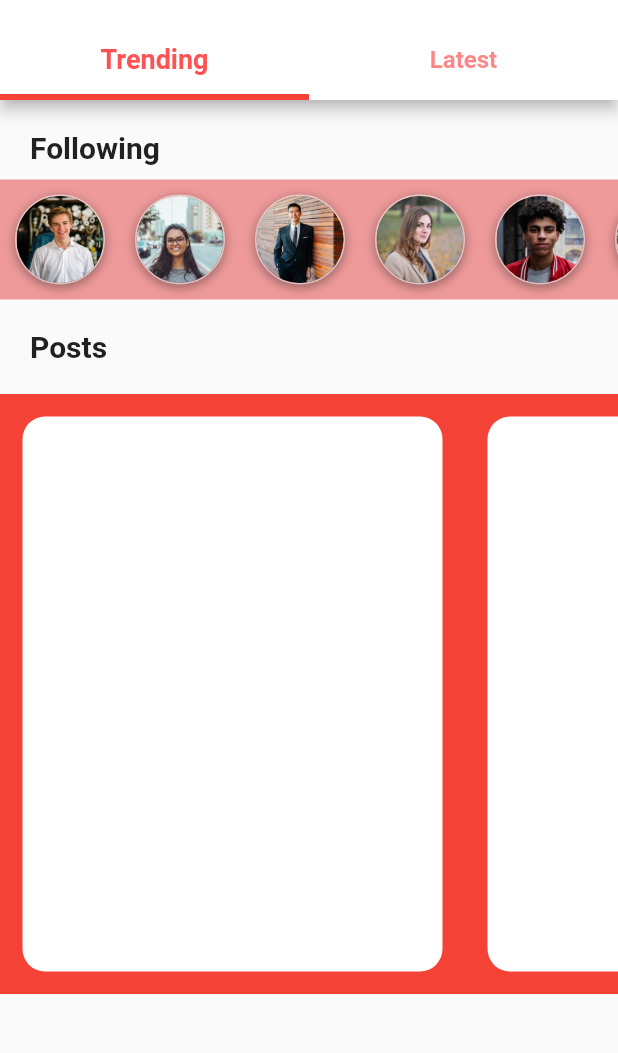
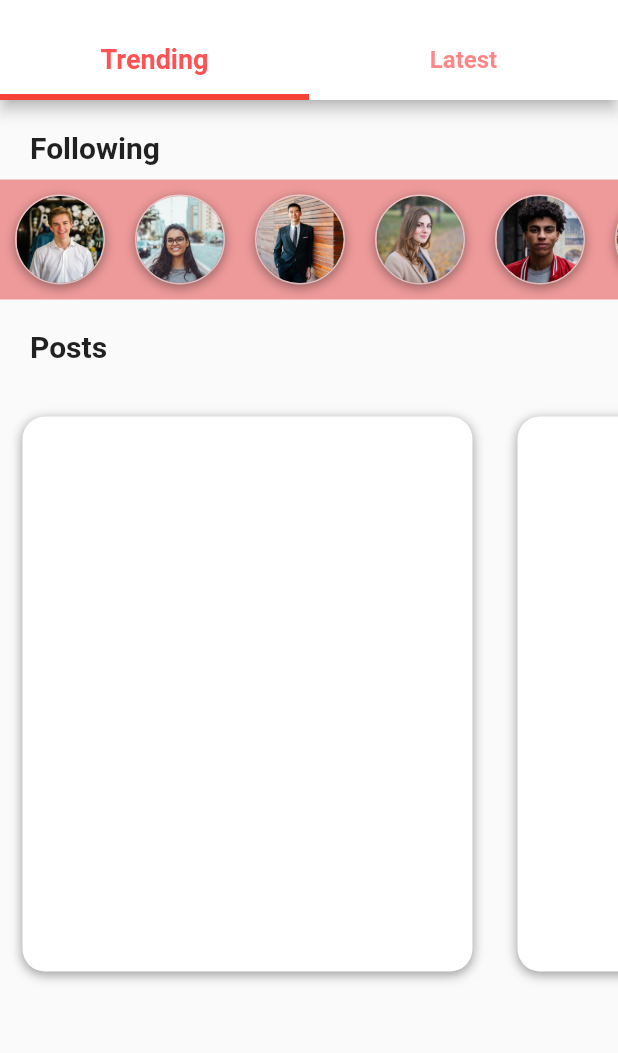
Before and after one commit to Syedzainjeelani/frenzy_social_media_app, a Flutter app: the HomeScreen screen opened directly, on a phone screen of 412 x 824 dp, the part 59-1112 px from its top. Run offline on Flutter 3.47's test engine with Material 2 defaults, Android fonts, the phone set to English and light mode, and no system bars.

Commit message:
Add FollowingUsers and PostsCarousal Widgets

```diff
--- a/lib/screens/home_screen.dart
+++ b/lib/screens/home_screen.dart
@@ -1,7 +1,8 @@
 import 'package:flutter/material.dart';
 import 'package:flutter_social_ui/data/data.dart';
-import 'package:flutter_social_ui/models/user_model.dart';
-import 'package:flutter_social_ui/widgets/following_circle.dart';
+import 'package:flutter_social_ui/models/post_model.dart';
+import 'package:flutter_social_ui/widgets/following_users.dart';
+import 'package:flutter_social_ui/widgets/posts_carousal.dart';
 
 class HomeScreen extends StatefulWidget {
   @override
@@ -11,11 +12,13 @@ class HomeScreen extends StatefulWidget {
 class _HomeScreenState extends State<HomeScreen>
     with SingleTickerProviderStateMixin {
   TabController _tabController;
+  PageController _pageController;
 
   @override
   void initState() {
     super.initState();
     _tabController = TabController(length: 2, vsync: this);
+    _pageController = PageController(initialPage: 0, viewportFraction: 0.8);
   }
 
   @override
@@ -55,51 +58,11 @@ class _HomeScreenState extends State<HomeScreen>
           Column(
             crossAxisAlignment: CrossAxisAlignment.start,
             children: [
-              Padding(
-                padding: const EdgeInsets.fromLTRB(20, 20, 20, 10),
-                child: Text(
-                  'Following',
-                  style: TextStyle(fontSize: 20, fontWeight: FontWeight.bold),
-                ),
-              ),
-              Container(
-                height: 80,
-                width: MediaQuery.of(context).size.width,
-                // width: double.infinity,
-                color: Colors.red[200],
-                child: ListView.builder(
-                    // padding: EdgeInsets.symmetric(horizontal: 5),
-                    scrollDirection: Axis.horizontal,
-                    physics: BouncingScrollPhysics(),
-                    itemCount: users.length,
-                    itemBuilder: (context, index) {
-                      User user = users[index];
-                      return FollowingCircle(user: user);
-                    }),
-              ),
-              Padding(
-                padding: const EdgeInsets.all(20.0),
-                child: Text(
-                  'Posts',
-                  style: TextStyle(fontSize: 20, fontWeight: FontWeight.bold),
-                ),
-              ),
-              Container(
-                height: 400,
-                color: Colors.red,
-                child: ListView.builder(
-                    itemCount: posts.length,
-                    scrollDirection: Axis.horizontal,
-                    itemBuilder: (context, index) {
-                      return Container(
-                        margin: EdgeInsets.all(15),
-                        width: 280,
-                        height: 200,
-                        decoration: BoxDecoration(
-                            color: Colors.white,
-                            borderRadius: BorderRadius.circular(15)),
-                      );
-                    }),
+              FollowingUsers(),
+              PostsCarousal(
+                pageController: _pageController,
+                title: 'Posts',
+                posts: posts,
               ),
             ],
           )
--- /dev/null
+++ b/lib/widgets/following_users.dart
@@ -0,0 +1,37 @@
+import 'package:flutter/material.dart';
+import 'package:flutter_social_ui/data/data.dart';
+import 'package:flutter_social_ui/models/user_model.dart';
+import 'package:flutter_social_ui/widgets/following_circle.dart';
+
+class FollowingUsers extends StatelessWidget {
+  @override
+  Widget build(BuildContext context) {
+    return Column(
+      crossAxisAlignment: CrossAxisAlignment.start,
+      children: [
+        Padding(
+          padding: const EdgeInsets.fromLTRB(20, 20, 20, 10),
+          child: Text(
+            'Following',
+            style: TextStyle(fontSize: 20, fontWeight: FontWeight.bold),
+          ),
+        ),
+        Container(
+          height: 80,
+          width: MediaQuery.of(context).size.width,
+          // width: double.infinity,
+          color: Colors.red[200],
+          child: ListView.builder(
+              // padding: EdgeInsets.symmetric(horizontal: 5),
+              scrollDirection: Axis.horizontal,
+              physics: BouncingScrollPhysics(),
+              itemCount: users.length,
+              itemBuilder: (context, index) {
+                User user = users[index];
+                return FollowingCircle(user: user);
+              }),
+        ),
+      ],
+    );
+  }
+}
--- /dev/null
+++ b/lib/widgets/posts_carousal.dart
@@ -0,0 +1,49 @@
+import 'package:flutter/material.dart';
+import 'package:flutter_social_ui/models/post_model.dart';
+
+class PostsCarousal extends StatelessWidget {
+  final pageController;
+  final title;
+  final List<Post> posts;
+  PostsCarousal({this.pageController, this.title, this.posts});
+
+  @override
+  Widget build(BuildContext context) {
+    return Column(
+      crossAxisAlignment: CrossAxisAlignment.start,
+      children: [
+        Padding(
+          padding: const EdgeInsets.all(20.0),
+          child: Text(
+            title,
+            style: TextStyle(fontSize: 20, fontWeight: FontWeight.bold),
+          ),
+        ),
+        Container(
+          height: 400,
+          // color: Colors.red,
+          child: ListView.builder(
+              itemCount: posts.length,
+              scrollDirection: Axis.horizontal,
+              itemBuilder: (context, index) {
+                Post post = posts[index];
+                return Container(
+                  height: 400,
+                  width: 300,
+                  margin: EdgeInsets.all(15),
+                  decoration: BoxDecoration(
+                      color: Colors.white,
+                      borderRadius: BorderRadius.circular(15),
+                      boxShadow: [
+                        BoxShadow(
+                            color: Colors.black38,
+                            offset: Offset(0, 2),
+                            blurRadius: 6.0)
+                      ]),
+                );
+              }),
+        ),
+      ],
+    );
+  }
+}
```
